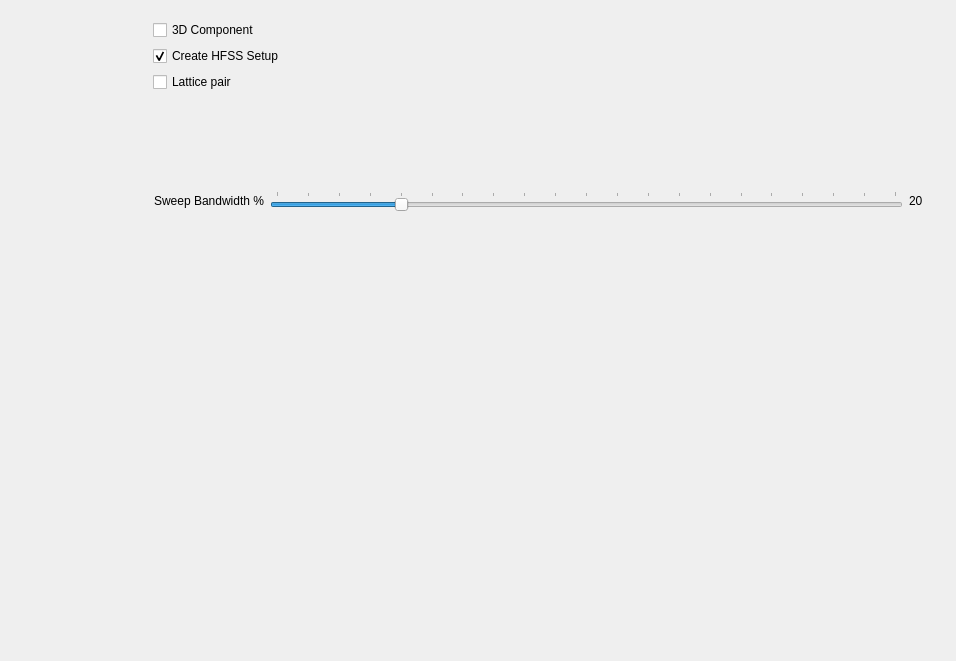
Qt form src/ansys/aedt/toolkits/antenna/ui/windows/antenna_synthesis/antenna_synthesis_page.ui (ansys/pyaedt-toolkits-antenna) before a commit.
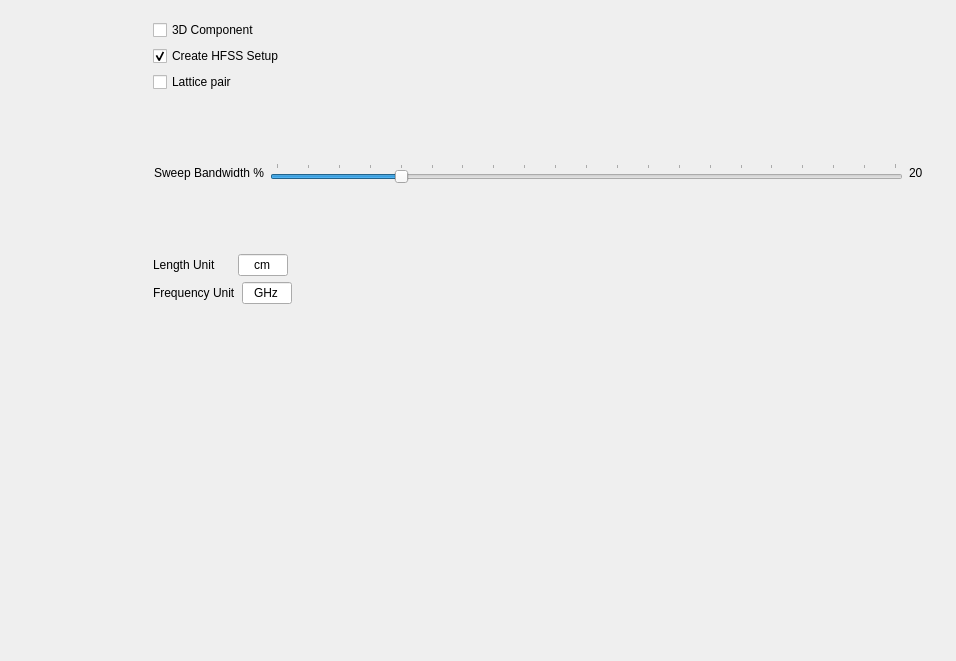
The same form after that commit.

Commit message: Antenna parameters model

Patch:
```diff
--- a/src/ansys/aedt/toolkits/antenna/ui/windows/antenna_synthesis/antenna_synthesis_page.ui
+++ b/src/ansys/aedt/toolkits/antenna/ui/windows/antenna_synthesis/antenna_synthesis_page.ui
@@ -255,6 +255,119 @@
               </layout>
              </widget>
             </item>
+            <item>
+             <layout class="QHBoxLayout" name="length_unit_layout">
+              <property name="spacing">
+               <number>0</number>
+              </property>
+              <item>
+               <widget class="QLabel" name="length_unit_label">
+                <property name="sizePolicy">
+                 <sizepolicy hsizetype="Fixed" vsizetype="Fixed">
+                  <horstretch>0</horstretch>
+                  <verstretch>0</verstretch>
+                 </sizepolicy>
+                </property>
+                <property name="minimumSize">
+                 <size>
+                  <width>85</width>
+                  <height>0</height>
+                 </size>
+                </property>
+                <property name="text">
+                 <string>Length Unit</string>
+                </property>
+                <property name="alignment">
+                 <set>Qt::AlignLeading|Qt::AlignLeft|Qt::AlignVCenter</set>
+                </property>
+               </widget>
+              </item>
+              <item>
+               <widget class="QLineEdit" name="length_unit">
+                <property name="sizePolicy">
+                 <sizepolicy hsizetype="Fixed" vsizetype="Fixed">
+                  <horstretch>0</horstretch>
+                  <verstretch>0</verstretch>
+                 </sizepolicy>
+                </property>
+                <property name="maximumSize">
+                 <size>
+                  <width>50</width>
+                  <height>16777215</height>
+                 </size>
+                </property>
+                <property name="text">
+                 <string>cm</string>
+                </property>
+                <property name="alignment">
+                 <set>Qt::AlignCenter</set>
+                </property>
+                <property name="placeholderText">
+                 <string/>
+                </property>
+               </widget>
+              </item>
+              <item>
+               <spacer name="horizontalSpacer_5">
+                <property name="orientation">
+                 <enum>Qt::Horizontal</enum>
+                </property>
+                <property name="sizeHint" stdset="0">
+                 <size>
+                  <width>40</width>
+                  <height>20</height>
+                 </size>
+                </property>
+               </spacer>
+              </item>
+             </layout>
+            </item>
+            <item>
+             <layout class="QHBoxLayout" name="frequency_unit_layout">
+              <item>
+               <widget class="QLabel" name="frequency_unit_label">
+                <property name="text">
+                 <string>Frequency Unit</string>
+                </property>
+               </widget>
+              </item>
+              <item>
+               <widget class="QLineEdit" name="frequency_unit">
+                <property name="sizePolicy">
+                 <sizepolicy hsizetype="Fixed" vsizetype="Fixed">
+                  <horstretch>0</horstretch>
+                  <verstretch>0</verstretch>
+                 </sizepolicy>
+                </property>
+                <property name="maximumSize">
+                 <size>
+                  <width>50</width>
+                  <height>16777215</height>
+                 </size>
+                </property>
+                <property name="text">
+                 <string>GHz</string>
+                </property>
+                <property name="alignment">
+                 <set>Qt::AlignCenter</set>
+                </property>
+               </widget>
+              </item>
+              <item>
+               <spacer name="horizontalSpacer_6">
+                <property name="orientation">
+                 <enum>Qt::Horizontal</enum>
+                </property>
+                <property name="sizeHint" stdset="0">
+                 <size>
+                  <width>40</width>
+                  <height>20</height>
+                 </size>
+                </property>
+               </spacer>
+              </item>
+             </layout>
+            </item>
             <item>
              <spacer name="verticalSpacer_4">
               <property name="orientation">
```
Left out of the diff: 7 changed lines with no effect on the pictures. The commit also changes 28 other files.
